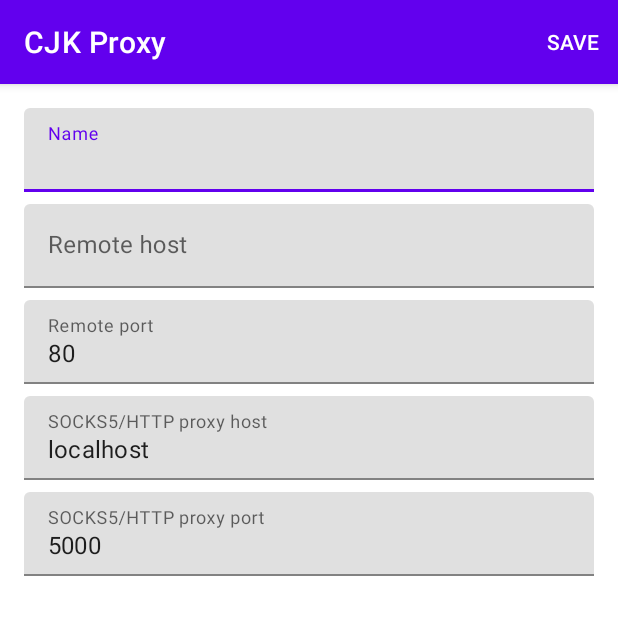
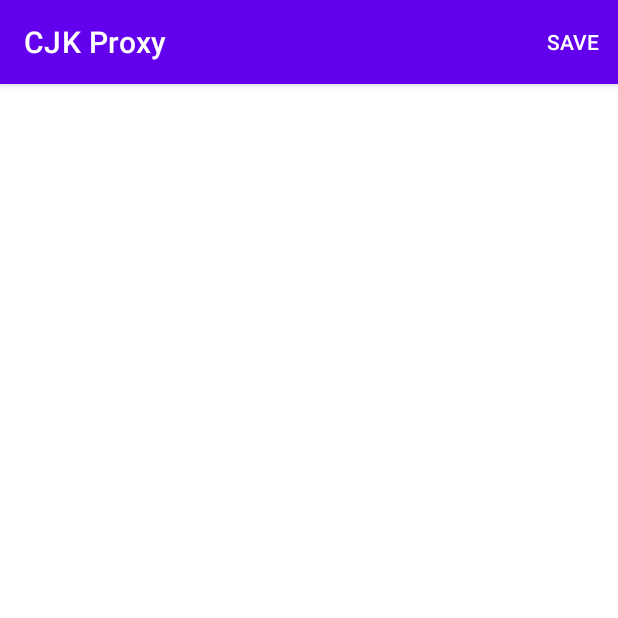
Before and after one commit to simophin/cpxy, an Android app: the EditConfigActivity screen opened directly, with no data from a screen before it, on a phone screen of 412 x 824 dp, the top half of it. Run offline under Robolectric (Android 15) with nearby library versions, the phone set to English and light mode, and no system bars; 2 statements that could not run were skipped.

Commit message:
Updated android

```diff
--- a/app/android/app/src/main/java/dev/fanchao/CJKProxy.java
+++ b/app/android/app/src/main/java/dev/fanchao/CJKProxy.java
@@ -3,9 +3,9 @@ package dev.fanchao;
 import androidx.annotation.NonNull;
 
 public class CJKProxy {
-    public native static long start(@NonNull String upstreamHost, int upstreamPort,
-                                    @NonNull String socks5Host, int socks5Port,
-                                    @NonNull String socks5UdpHost) throws Exception;
+    public native static void verifyConfig(@NonNull String config) throws Exception;
+
+    public native static long start(@NonNull String config) throws Exception;
 
     public native static void stop(long instance);
 
--- a/app/android/app/src/main/java/dev/fanchao/cjkproxy/MainActivity.kt
+++ b/app/android/app/src/main/java/dev/fanchao/cjkproxy/MainActivity.kt
@@ -5,12 +5,10 @@ package dev.fanchao.cjkproxy
 import android.annotation.SuppressLint
 import android.content.Intent
 import android.graphics.Color
-import android.graphics.Typeface
 import android.os.Bundle
 import android.preference.PreferenceManager
 import android.text.SpannableStringBuilder
 import android.text.style.ForegroundColorSpan
-import android.text.style.StyleSpan
 import android.view.*
 import android.widget.Toast
 import androidx.appcompat.app.AppCompatActivity
@@ -315,10 +313,6 @@ private class Adapter(
             .append(state.toText(), state.styled(), 0)
             .append(")")
 
-        holder.binding.status.text = SpannableStringBuilder()
-            .append(config.config.remoteHost, StyleSpan(Typeface.ITALIC), 0)
-            .append(" | ")
-            .append("${config.config.socksHost}:${config.config.socksPort}", StyleSpan(Typeface.ITALIC), 0)
         holder.binding.toggle.setImageResource(state.image())
         holder.binding.toggle.setOnClickListener {
             if (!isSelected) onItemToggled(config, state)
--- a/app/android/app/src/main/java/dev/fanchao/cjkproxy/ProxyInstances.kt
+++ b/app/android/app/src/main/java/dev/fanchao/cjkproxy/ProxyInstances.kt
@@ -32,7 +32,7 @@ class ProxyInstances : Closeable {
             }
             else {
                 try {
-                    ProxyState.Running(CJKProxy.start(c.remoteHost, c.remotePort, c.socksHost, c.socksPort, c.socksUdpHost)).apply {
+                    ProxyState.Running(CJKProxy.start(c)).apply {
                         Log.d("ProxyInstances", "Started $c")
                     }
                 } catch (ec: Throwable) {
@@ -57,21 +57,11 @@ class ProxyInstances : Closeable {
         notification.onNext(Unit)
     }
 
-    fun pickNewLocalPort(): Int {
-        for (i in 5000 until 6000) {
-            if (instances.keys.find { it.socksPort == i } == null) {
-                return i
-            }
-        }
-
-        return 6001
-    }
-
     @Synchronized
     override fun close() {
         for (state in instances.values) {
             if (state is ProxyState.Running) {
-                CJKProxy.stop(state.instance);
+                CJKProxy.stop(state.instance)
             }
         }
         instances = emptyMap()
--- a/app/android/app/src/main/res/layout/activity_add_config.xml
+++ b/app/android/app/src/main/res/layout/activity_add_config.xml
@@ -5,73 +5,8 @@
     android:layout_width="match_parent"
     android:layout_height="match_parent"
     android:orientation="vertical"
-    android:padding="16dp">
+    android:padding="8dp">
 
-    <com.google.android.material.textfield.TextInputLayout
-        android:layout_width="match_parent"
-        android:layout_height="wrap_content">
 
-        <com.google.android.material.textfield.TextInputEditText
-            android:id="@+id/name"
-            android:layout_width="match_parent"
-            android:layout_height="wrap_content"
-            android:hint="Name"
-            android:inputType="text" />
-    </com.google.android.material.textfield.TextInputLayout>
 
-    <com.google.android.material.textfield.TextInputLayout
-        android:layout_width="match_parent"
-        android:layout_marginTop="8dp"
-        android:layout_height="wrap_content">
-
-        <com.google.android.material.textfield.TextInputEditText
-            android:id="@+id/remote_host"
-            android:layout_width="match_parent"
-            android:layout_height="wrap_content"
-            android:hint="Remote host"
-            android:inputType="text" />
-    </com.google.android.material.textfield.TextInputLayout>
-
-    <com.google.android.material.textfield.TextInputLayout
-        android:layout_width="match_parent"
-        android:layout_height="wrap_content"
-        android:layout_marginTop="8dp">
-
-        <com.google.android.material.textfield.TextInputEditText
-            android:id="@+id/remote_port"
-            android:layout_width="match_parent"
-            android:layout_height="wrap_content"
-            android:hint="Remote port"
-            android:inputType="numberDecimal"
-            android:text="80" />
-    </com.google.android.material.textfield.TextInputLayout>
-
-    <com.google.android.material.textfield.TextInputLayout
-        android:layout_width="match_parent"
-        android:layout_height="wrap_content"
-        android:layout_marginTop="8dp">
-
-        <com.google.android.material.textfield.TextInputEditText
-            android:id="@+id/socks5_host"
-            android:layout_width="match_parent"
-            android:layout_height="wrap_content"
-            android:hint="SOCKS5/HTTP proxy host"
-            android:inputType="text"
-            android:text="localhost" />
-
-    </com.google.android.material.textfield.TextInputLayout>
-
-    <com.google.android.material.textfield.TextInputLayout
-        android:layout_width="match_parent"
-        android:layout_height="wrap_content"
-        android:layout_marginTop="8dp">
-
-        <com.google.android.material.textfield.TextInputEditText
-            android:id="@+id/socks5_port"
-            android:layout_width="match_parent"
-            android:layout_height="wrap_content"
-            android:hint="SOCKS5/HTTP proxy port"
-            android:inputType="numberDecimal"
-            android:text="5000" />
-    </com.google.android.material.textfield.TextInputLayout>
 </LinearLayout>
--- a/app/android/build.gradle
+++ b/app/android/build.gradle
@@ -1,7 +1,7 @@
 // Top-level build file where you can add configuration options common to all sub-projects/modules.
 plugins {
-    id 'com.android.application' version '7.1.0-rc01' apply false
-    id 'com.android.library' version '7.1.0-rc01' apply false
+    id 'com.android.application' version '7.1.0' apply false
+    id 'com.android.library' version '7.1.0' apply false
     id 'org.jetbrains.kotlin.android' version '1.6.10' apply false
 }
 
```
Also changed, not shown: app/android/app/src/main/java/dev/fanchao/cjkproxy/EditConfigActivity.kt (+19 -22 lines), app/android/app/src/main/java/dev/fanchao/cjkproxy/ProxyConfiguration.kt (+1 -10 lines), 8 other files.
